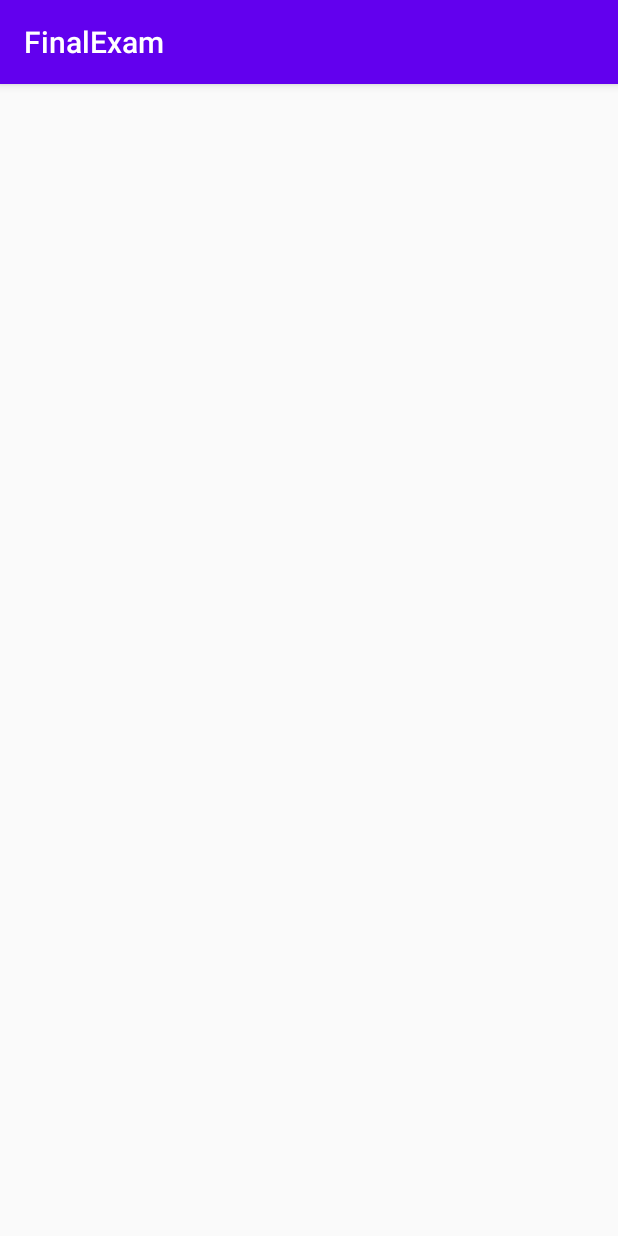
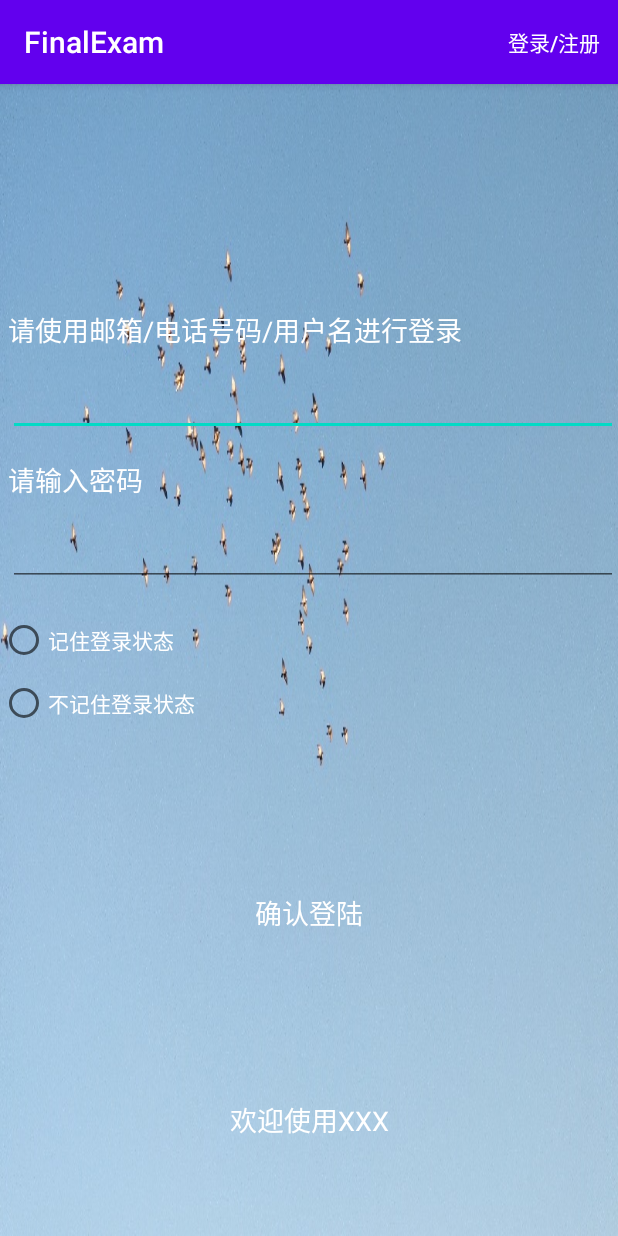
Before and after one commit to swufeLD/FinalExam, an Android app: the screen it shows after launch (MainActivity before the commit, Login after it), on a phone screen of 412 x 824 dp. Run offline under Robolectric (Android 15) with nearby library versions, the phone set to English and light mode, and no system bars.

```diff
--- a/app/build.gradle
+++ b/app/build.gradle
@@ -26,6 +26,7 @@ dependencies {
     implementation fileTree(dir: "libs", include: ["*.jar"])
     implementation 'androidx.appcompat:appcompat:1.2.0'
     implementation 'androidx.constraintlayout:constraintlayout:2.0.2'
+    implementation 'androidx.mediarouter:mediarouter:1.2.0'
     testImplementation 'junit:junit:4.12'
     androidTestImplementation 'androidx.test.ext:junit:1.1.2'
     androidTestImplementation 'androidx.test.espresso:espresso-core:3.3.0'
--- /dev/null
+++ b/app/src/main/java/com/example/finalexam/Login.java
@@ -0,0 +1,93 @@
+package com.example.finalexam;
+
+import android.app.Activity;
+import android.content.Intent;
+import android.content.SharedPreferences;
+import android.os.Bundle;
+import android.view.Menu;
+import android.view.MenuItem;
+import android.view.View;
+import android.widget.Button;
+import android.widget.RadioButton;
+import android.widget.RadioGroup;
+import android.widget.TextView;
+
+import androidx.appcompat.app.AppCompatActivity;
+
+public class Login extends AppCompatActivity implements  RadioGroup.OnCheckedChangeListener, View.OnClickListener {
+    Intent intent;
+    RadioButton rb1;
+    RadioButton rb2;
+    RadioGroup rg;
+    Button btn3;
+    TextView username;
+    TextView psw;
+    boolean flag;
+    SharedPreferences sharedPreferences;
+    protected void onCreate(Bundle savedInstanceState) {
+        super.onCreate(savedInstanceState);
+        setContentView(R.layout.login);
+
+        rg=findViewById(R.id.radiogroup);
+        rb1=findViewById(R.id.radioButton);
+        rb2=findViewById(R.id.radioButton2);
+        rg.setOnCheckedChangeListener((RadioGroup.OnCheckedChangeListener) this);
+
+        btn3=findViewById(R.id.btn3);
+        btn3.setOnClickListener(this);
+
+        username=findViewById(R.id.username);
+        psw=findViewById(R.id.Password);
+    }
+
+    public boolean onCreateOptionsMenu(Menu menu){
+        getMenuInflater().inflate(R.menu.menu,menu);
+        return true;
+    }
+    public boolean onOptionsItemSelected(MenuItem item){
+        switch (item.getItemId()){
+            case R.id.register:
+                intent=new Intent(this, Register.class);
+                startActivity(intent);
+            case R.id.login:
+                intent=new Intent(this, Login.class);
+                startActivity(intent);
+            default:
+                break;
+        }
+
+        return true;
+    }
+
+    @Override
+    public void onCheckedChanged(RadioGroup radioGroup, int id) {
+        switch (id){
+            case R.id.radioButton:
+                flag=true;
+
+             case R.id.radioButton2:
+                 flag=false;
+
+              default:
+                 break;
+            }
+    }
+
+    @Override
+    public void onClick(View view) {
+        String name = username.getText().toString();
+        String p=psw.getText().toString();
+           // 确认数据库中是否存在该用户
+
+        if(flag){
+            //将数据存入文件，保存用户状态
+            sharedPreferences=getSharedPreferences("login", Activity.MODE_PRIVATE);
+            SharedPreferences.Editor editor=sharedPreferences.edit();
+            editor.putString("username",name);
+            editor.putString("psw",p);
+            editor.apply();
+        }
+        intent=new Intent(this,MainActivity.class);
+        startActivity(intent);
+    }
+}
--- a/app/src/main/res/layout/activity_main.xml
+++ b/app/src/main/res/layout/activity_main.xml
@@ -1,7 +1,7 @@
 <?xml version="1.0" encoding="utf-8"?>
-<androidx.constraintlayout.widget.ConstraintLayout xmlns:android="http://schemas.android.com/apk/res/android"
+<LinearLayout xmlns:android="http://schemas.android.com/apk/res/android"
     xmlns:app="http://schemas.android.com/apk/res-auto"
     xmlns:tools="http://schemas.android.com/tools"
     android:layout_width="match_parent"
     android:layout_height="match_parent"
-    tools:context=".MainActivity"/>
+    tools:context=".MainActivity" />
--- a/app/src/main/res/layout/login.xml
+++ b/app/src/main/res/layout/login.xml
@@ -11,19 +11,19 @@
         android:layout_width="match_parent"
         android:layout_height="wrap_content"
         android:layout_marginLeft="5dp"
-        android:layout_marginTop="200dp"
+        android:layout_marginTop="150dp"
         android:text="请使用邮箱/电话号码/用户名进行登录"
         android:textColor="#ffff"
         android:textSize="18dp" />
 
-    <TextView
-        android:id="@+id/textView8"
+    <EditText
+        android:id="@+id/username"
         android:layout_width="match_parent"
         android:layout_height="wrap_content"
-        android:text=""
+        android:inputType="none"
+        android:layout_marginTop="15dp"
         android:layout_marginLeft="5dp"
-        android:layout_marginTop="15dp"
-        android:textSize="30dp"/>
+        android:textSize="15dp"/>
 
     <TextView
         android:id="@+id/textView9"
@@ -36,23 +36,57 @@
         android:layout_marginTop="15dp"/>
 
     <EditText
-        android:id="@+id/editTextTextPassword"
+        android:id="@+id/Password"
         android:layout_width="match_parent"
         android:layout_height="wrap_content"
         android:inputType="textPassword"
         android:layout_marginTop="15dp"
         android:layout_marginLeft="5dp"
         android:textSize="15dp"/>
+    <RadioGroup
+        android:layout_width="wrap_content"
+        android:layout_height="wrap_content"
+        android:id="@+id/radiogroup"
+        android:orientation="vertical"
+        >
+
+        <RadioButton
+            android:id="@+id/radioButton"
+            android:layout_width="match_parent"
+            android:layout_height="wrap_content"
+            android:text="记住登录状态"
+            android:textColor="#fff"
+            android:layout_marginTop="20dp"
+            android:layout_marginBottom="10dp"/>
+
+        <RadioButton
+            android:id="@+id/radioButton2"
+            android:layout_width="match_parent"
+            android:layout_height="wrap_content"
+            android:text="不记住登录状态"
+            android:textColor="#fff"/>
+
+    </RadioGroup>
+    <Button
+        android:id="@+id/btn3"
+        android:layout_width="match_parent"
+        android:layout_height="wrap_content"
+        android:text="确认登陆"
+        android:textColor="#fff"
+        android:background="@android:color/transparent"
+        android:layout_marginTop="100dp"
+        android:textSize="18dp"/>
 
     <TextView
         android:id="@+id/textView10"
         android:layout_width="match_parent"
         android:layout_height="wrap_content"
         android:text="欢迎使用XXX"
-        android:layout_marginTop="320dp"
+        android:layout_marginTop="100dp"
         android:textSize="18dp"
         android:gravity="center"
         android:textColor="#fff"/>
 
 
+
 </LinearLayout>
--- a/app/src/main/res/layout/welcome_index.xml
+++ b/app/src/main/res/layout/welcome_index.xml
@@ -67,7 +67,9 @@
         android:layout_marginLeft="270dp"
         android:textStyle="italic"
         android:textSize="20dp"
-        android:gravity="center"/>
+        android:gravity="center"
+        android:background="@android:color/transparent"
+       />
 
 
 
--- /dev/null
+++ b/app/src/main/res/menu/menu.xml
@@ -0,0 +1,17 @@
+<?xml version="1.0" encoding="utf-8"?>
+<menu xmlns:tools="http://schemas.android.com/tools"
+    xmlns:app="http://schemas.android.com/apk/res-auto"
+    xmlns:android="http://schemas.android.com/apk/res/android">
+    <item android:title="登录/注册"
+        android:id="@+id/item1"
+        app:showAsAction="always"
+        android:visible="true">
+        <menu>
+            <item android:title="登录"
+                android:id="@+id/login"/>
+            <item
+                android:id="@+id/register"
+                android:title="注册" />
+        </menu>
+    </item>
+</menu>
```
Also changed, not shown: app/src/main/AndroidManifest.xml (+21 -0 lines), app/src/main/java/com/example/finalexam/DBHelper.java (added, +32 -0 lines), app/src/main/java/com/example/finalexam/MainActivity.java (+23 -0 lines), app/src/main/java/com/example/finalexam/Register.java (added, +88 -0 lines), app/src/main/java/com/example/finalexam/Register_Sucessful.java (added, +28 -0 lines), app/src/main/java/com/example/finalexam/User.java (added, +46 -0 lines), app/src/main/java/com/example/finalexam/UserManager.java (added, +40 -0 lines), app/src/main/res/drawable/ic_search_black_24dp.xml (added, +9 -0 lines), app/src/main/res/layout/reg_sucessful.xml (added, +18 -0 lines), app/src/main/res/layout/register.xml (+26 -10 lines), app/src/main/res/layout/switch_item.xml (added, +11 -0 lines), app/src/main/res/mipmap-hdpi/sucessful.png (added).
